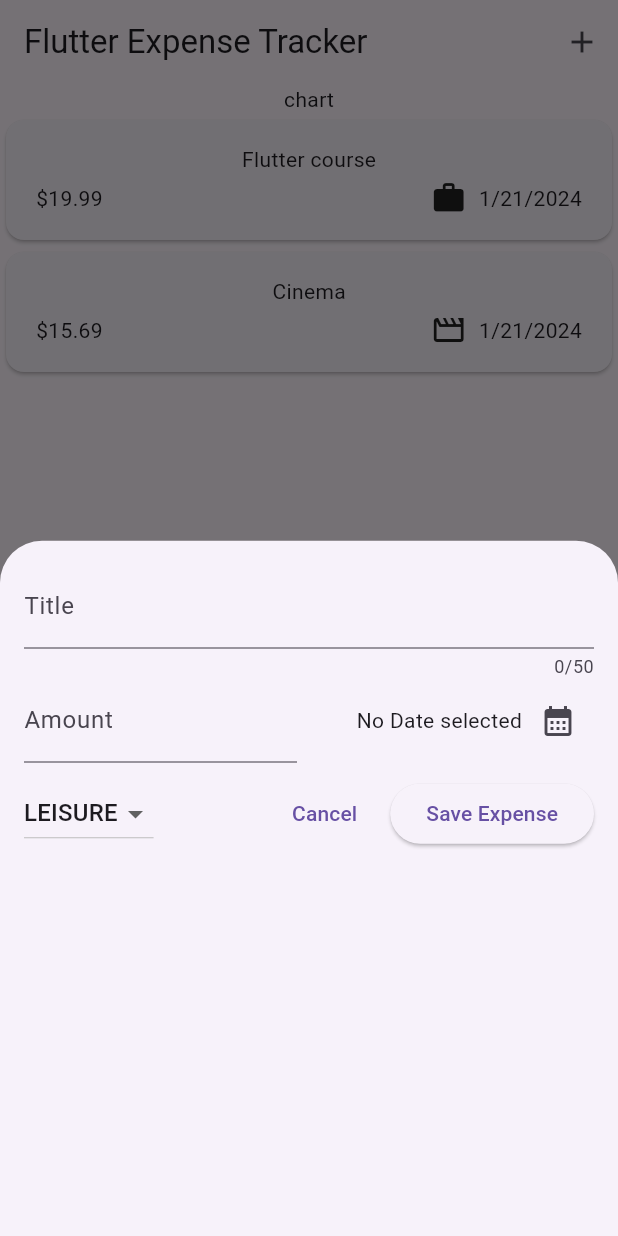
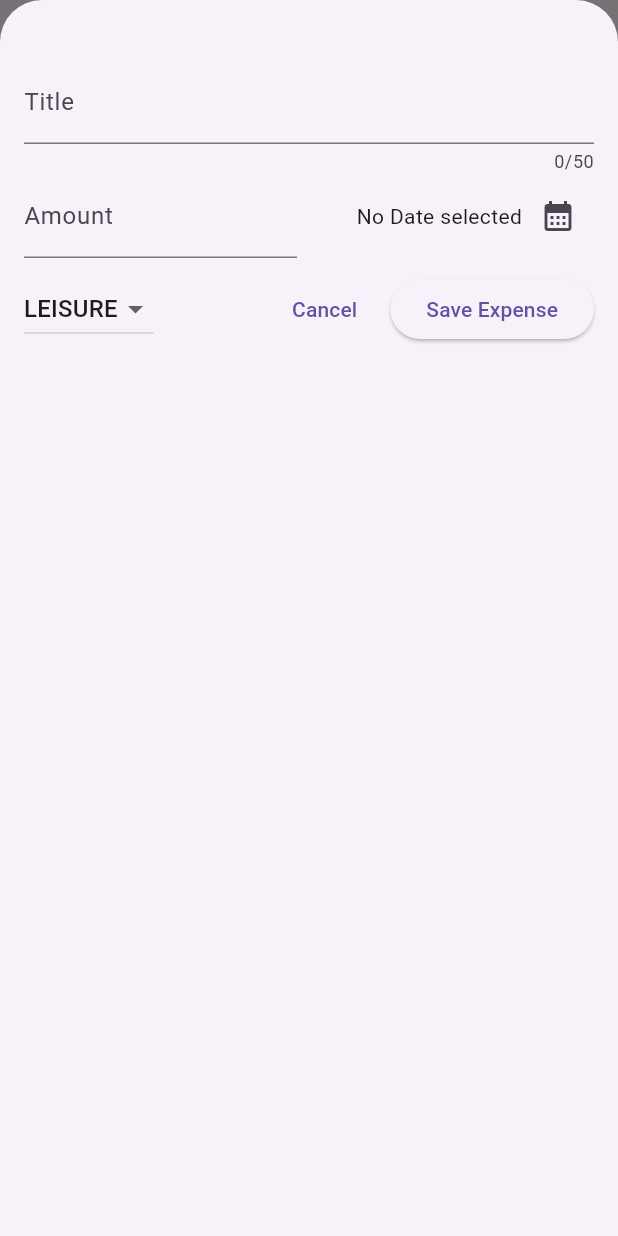
Before and after one commit to Bardatsky/expense_tracker, a Flutter app: the screen it shows after launch, after a tap on the "add" icon, on a phone screen of 412 x 824 dp. Run offline on Flutter 3.47's test engine with Material 3 defaults, Android fonts, the phone set to English and light mode, and no system bars.

Commit message:
added fullscreen modal view

```diff
--- a/lib/widgets/expenses.dart
+++ b/lib/widgets/expenses.dart
@@ -28,6 +28,7 @@ class _ExpensesState extends State<Expenses> {
 
   void _openAddExpenseOverlay() {
     showModalBottomSheet(
+      isScrollControlled: true,
       context: context,
       builder: (ctx) => NewExpense(onAddExpense: _addExpense),
     );
--- a/lib/widgets/new_expense.dart
+++ b/lib/widgets/new_expense.dart
@@ -66,6 +66,7 @@ class _NewExpenseState extends State<NewExpense> {
         category: _selectedCategory,
       ),
     );
+    Navigator.pop(context);
   }
 
   @override
@@ -78,7 +79,7 @@ class _NewExpenseState extends State<NewExpense> {
   @override
   Widget build(BuildContext context) {
     return Padding(
-      padding: const EdgeInsets.all(16),
+      padding: const EdgeInsets.fromLTRB(16,40,16,16),
       child: Column(
         children: [
           TextField(
```
